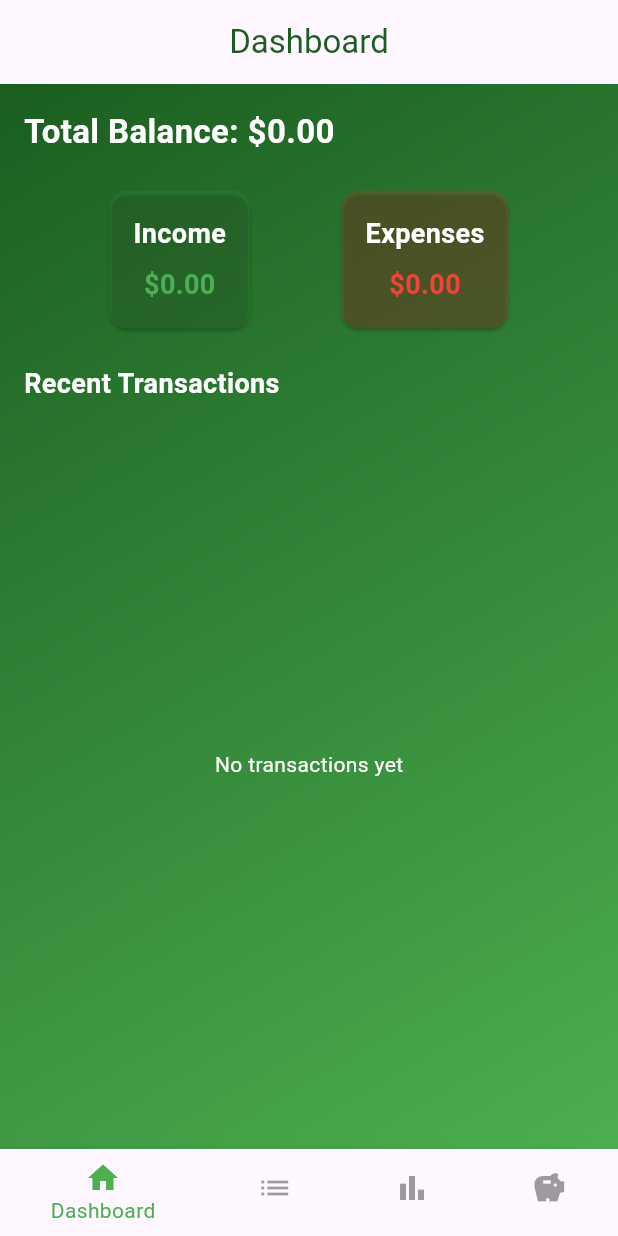
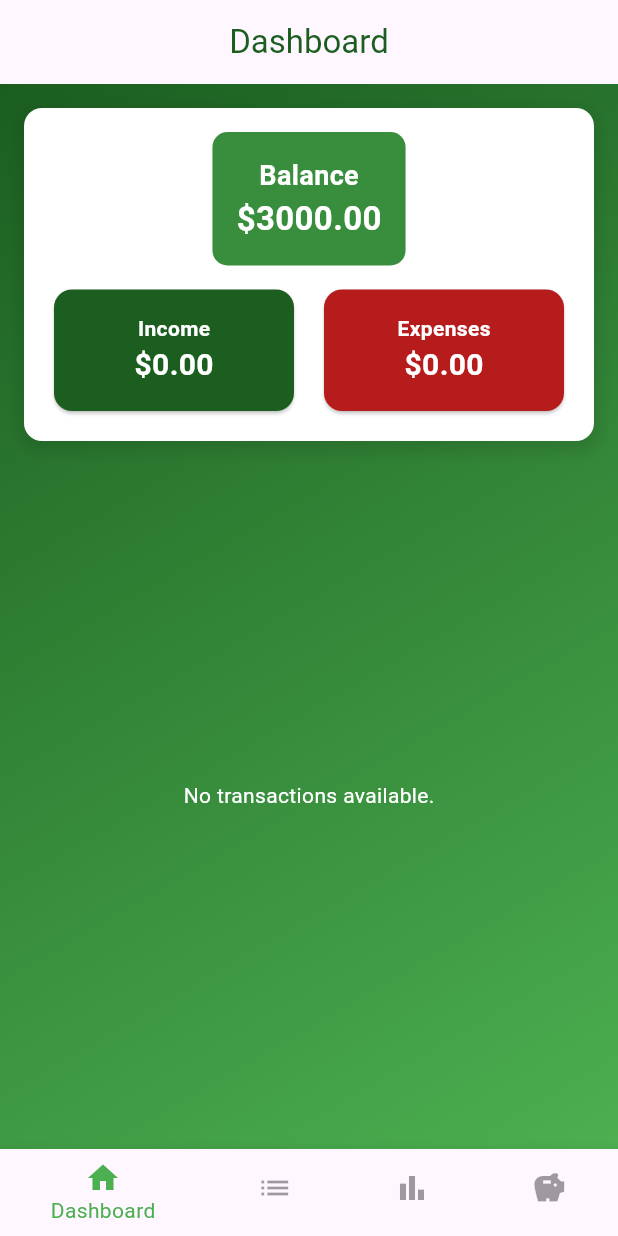
Before and after one commit to larissaa155/personal-finance, a Flutter app: the screen it shows after launch, on a phone screen of 412 x 824 dp. Run offline on Flutter 3.47's test engine with Material 3 defaults, Android fonts, the phone set to English and light mode, and no system bars; our stand-ins replace fl_chart, sqflite; accounts and stored records are empty.

Commit message:
Finished dashboard screen, and added delete transactions feature

```diff
--- a/lib/dashboard_screen.dart
+++ b/lib/dashboard_screen.dart
@@ -2,6 +2,7 @@ import 'package:flutter/material.dart';
 import 'gradient_background.dart';
 import 'database_helper.dart';
 import 'transaction.dart';
+import 'package:fl_chart/fl_chart.dart';
 
 class DashboardScreen extends StatefulWidget {
   const DashboardScreen({super.key});
@@ -11,124 +12,204 @@ class DashboardScreen extends StatefulWidget {
 }
 
 class _DashboardScreenState extends State<DashboardScreen> {
-  int _selectedIndex = 0;
-  double totalIncome = 0;
-  double totalExpenses = 0;
-  List<Transaction> recentTransactions = [];
+  List<Transaction> _transactions = [];
+  double _balance = 3000.0;
+  double _income = 0.0;
+  double _expenses = 0.0;
+  Map<String, double> _expenseCategories = {};
+
+  final Map<String, Color> categoryColors = {
+    "Food": Colors.red,
+    "Shopping": Colors.blue,
+    "Entertainment": Colors.purple,
+    "Transport": Colors.orange,
+    "Bills": Colors.green,
+    "Others": Colors.grey,
+  };
 
   @override
   void initState() {
     super.initState();
-    _loadDashboardData();
+    _loadTransactions();
   }
 
-  Future<void> _loadDashboardData() async {
+  Future<void> _loadTransactions() async {
     final transactions = await DatabaseHelper().getTransactions();
-    double income = 0;
-    double expenses = 0;
+    double income = 0.0;
+    double expenses = 0.0;
+    Map<String, double> expenseCategories = {};
 
     for (var transaction in transactions) {
       if (transaction.type == "Income") {
         income += transaction.amount;
       } else {
         expenses += transaction.amount;
+        expenseCategories[transaction.category] =
+            (expenseCategories[transaction.category] ?? 0) + transaction.amount;
       }
     }
 
     setState(() {
-      totalIncome = income;
-      totalExpenses = expenses;
-      recentTransactions = transactions.take(3).toList();
+      _transactions = transactions;
+      _income = income;
+      _expenses = expenses;
+      _balance = 3000.0 + income - expenses;
+      _expenseCategories = expenseCategories;
     });
   }
 
   @override
   Widget build(BuildContext context) {
     return Scaffold(
-      appBar: AppBar(title: Text('Dashboard', style: TextStyle(color: Colors.green[900])), centerTitle: true),
+      appBar: AppBar(
+        title: Text('Dashboard', style: TextStyle(color: Colors.green[900])),
+        centerTitle: true,
+      ),
       body: GradientBackground(
         child: Padding(
           padding: const EdgeInsets.all(16.0),
           child: Column(
-            crossAxisAlignment: CrossAxisAlignment.start,
             children: [
-              Text(
-                'Total Balance: \$${(totalIncome - totalExpenses).toStringAsFixed(2)}',
-                style: const TextStyle(fontSize: 22, fontWeight: FontWeight.bold, color: Colors.white),
+              Container(
+                padding: const EdgeInsets.all(16),
+                decoration: BoxDecoration(
+                  color: Colors.white,
+                  borderRadius: BorderRadius.circular(12),
+                  boxShadow: [
+                    BoxShadow(
+                      color: Colors.black.withOpacity(0.1),
+                      blurRadius: 8,
+                      spreadRadius: 3,
+                      offset: const Offset(0, 4),
                     ),
-              const SizedBox(height: 20),
-
-              // Summary Cards for Income & Expenses
-              Row(
-                mainAxisAlignment: MainAxisAlignment.spaceEvenly,
-                children: [
-                  _summaryCard('Income', '\$${totalIncome.toStringAsFixed(2)}', Colors.green),
-                  _summaryCard('Expenses', '\$${totalExpenses.toStringAsFixed(2)}', Colors.red),
                   ],
                 ),
-              const SizedBox(height: 20),
-
-              // Recent Transactions
-              const Text('Recent Transactions', style: TextStyle(fontSize: 18, fontWeight: FontWeight.bold, color: Colors.white)),
-              Expanded(
-                child: recentTransactions.isEmpty
-                    ? const Center(child: Text('No transactions yet', style: TextStyle(color: Colors.white)))
-                    : ListView.builder(
-                  itemCount: recentTransactions.length,
-                  itemBuilder: (context, index) {
-                    final transaction = recentTransactions[index];
-                    return ListTile(
-                      leading: Icon(
-                        transaction.type == "Income" ? Icons.arrow_downward : Icons.arrow_upward,
-                        color: transaction.type == "Income" ? Colors.green : Colors.red,
+                child: Column(
+                  children: [
+                    Container(
+                      padding: const EdgeInsets.all(16),
+                      margin: const EdgeInsets.only(bottom: 12),
+                      decoration: BoxDecoration(
+                        color: Colors.green.shade700,
+                        borderRadius: BorderRadius.circular(10),
                       ),
-                      title: Text(transaction.title, style: const TextStyle(color: Colors.white)),
-                      subtitle: Text(transaction.category, style: const TextStyle(color: Colors.white70)),
-                      trailing: Text(
-                        '${transaction.type == "Income" ? "+" : "-"}\$${transaction.amount.toStringAsFixed(2)}',
+                      child: Column(
+                        children: [
+                          const Text(
+                            'Balance',
                             style: TextStyle(
-                          color: transaction.type == "Income" ? Colors.green : Colors.red,
+                              color: Colors.white,
+                              fontWeight: FontWeight.bold,
+                              fontSize: 18,
+                            ),
+                          ),
+                          Text(
+                            '\$${_balance.toStringAsFixed(2)}',
+                            style: const TextStyle(
+                              color: Colors.white,
+                              fontSize: 22,
                               fontWeight: FontWeight.bold,
                             ),
                           ),
-                    );
-                  },
+                        ],
+                      ),
+                    ),
+                    Row(
+                      mainAxisAlignment: MainAxisAlignment.spaceBetween,
+                      children: [
+                        _buildInfoCard("Income", _income, Colors.green.shade900),
+                        const SizedBox(width: 12),
+                        _buildInfoCard("Expenses", _expenses, Colors.red.shade900),
+                      ],
+                    ),
+                  ],
+                ),
+              ),
+              const SizedBox(height: 16),
+              Expanded(
+                child: _transactions.isEmpty
+                    ? const Center(
+                  child: Text(
+                    'No transactions available.',
+                    style: TextStyle(color: Colors.white),
+                  ),
+                )
+                    : Container(
+                  padding: const EdgeInsets.all(16),
+                  decoration: BoxDecoration(
+                    color: Colors.white,
+                    borderRadius: BorderRadius.circular(10),
+                    boxShadow: [
+                      BoxShadow(
+                        color: Colors.black.withOpacity(0.1),
+                        blurRadius: 5,
+                        spreadRadius: 2,
+                      ),
+                    ],
+                  ),
+                  child: Column(
+                    children: [
+                      const Text(
+                        'Expense by Category',
+                        style: TextStyle(
+                          fontSize: 18,
+                          fontWeight: FontWeight.bold,
+                          color: Colors.black87,
+                        ),
+                      ),
+                      const SizedBox(height: 10),
+                      SizedBox(
+                        height: 200,
+                        child: PieChartWidget(
+                          expenseCategories: _expenseCategories,
+                          categoryColors: categoryColors,
+                        ),
+                      ),
+                      const SizedBox(height: 10),
+                      _buildExpenseLegend(),
+                    ],
+                  ),
                 ),
               ),
             ],
           ),
         ),
       ),
-      bottomNavigationBar: _buildBottomNavBar(context, _selectedIndex),
+      bottomNavigationBar: _buildBottomNavBar(context),
     );
   }
-  Widget _summaryCard(String title, String amount, Color color) {
-    return Card(
-      color: color.withOpacity(0.2),
+
+  Widget _buildInfoCard(String title, double amount, Color color) {
+    return Expanded(
+      child: Card(
+        color: color,
         child: Padding(
-        padding: const EdgeInsets.all(16.0),
+          padding: const EdgeInsets.all(16),
           child: Column(
             children: [
-            Text(title, style: const TextStyle(fontSize: 18, fontWeight: FontWeight.bold, color: Colors.white)),
-            const SizedBox(height: 8),
-            Text(amount, style: TextStyle(fontSize: 18, color: color, fontWeight: FontWeight.bold)),
+              Text(
+                title,
+                style: const TextStyle(color: Colors.white, fontWeight: FontWeight.bold),
+              ),
+              Text(
+                '\$${amount.toStringAsFixed(2)}',
+                style: const TextStyle(color: Colors.white, fontSize: 20, fontWeight: FontWeight.bold),
+              ),
             ],
+          ),
         ),
       ),
     );
   }
-  Widget _buildBottomNavBar(BuildContext context, int currentIndex) {
+
+  Widget _buildBottomNavBar(BuildContext context) {
     return BottomNavigationBar(
       backgroundColor: Colors.blueGrey[900],
       selectedItemColor: Colors.green,
       unselectedItemColor: Colors.black38,
-      currentIndex: currentIndex,
+      currentIndex: 0,
       onTap: (index) {
-        if (index != currentIndex) {
         switch (index) {
-            case 0:
-              Navigator.pushReplacementNamed(context, '/');
-              break;
           case 1:
             Navigator.pushReplacementNamed(context, '/transactions');
             break;
@@ -139,26 +220,69 @@ class _DashboardScreenState extends State<DashboardScreen> {
             Navigator.pushReplacementNamed(context, '/savings');
             break;
         }
-        }
       },
       items: const [
-        BottomNavigationBarItem(
-          icon: Icon(Icons.home),
-          label: 'Dashboard',
-        ),
-        BottomNavigationBarItem(
-          icon: Icon(Icons.list),
-          label: 'Transactions',
-        ),
-        BottomNavigationBarItem(
-          icon: Icon(Icons.bar_chart),
-          label: 'Reports',
-        ),
-        BottomNavigationBarItem(
-          icon: Icon(Icons.savings),
-          label: 'Savings',
-        ),
+        BottomNavigationBarItem(icon: Icon(Icons.home), label: 'Dashboard'),
+        BottomNavigationBarItem(icon: Icon(Icons.list), label: 'Transactions'),
+        BottomNavigationBarItem(icon: Icon(Icons.bar_chart), label: 'Reports'),
+        BottomNavigationBarItem(icon: Icon(Icons.savings), label: 'Savings'),
       ],
     );
   }
+
+  Widget _buildExpenseLegend() {
+    double total = _expenseCategories.values.fold(0, (sum, amount) => sum + amount);
+    if (total == 0) return const SizedBox.shrink();
+
+    return Column(
+      children: _expenseCategories.entries.map((entry) {
+        double percentage = (entry.value / total) * 100;
+        return Padding(
+          padding: const EdgeInsets.symmetric(vertical: 4),
+          child: Row(
+            children: [
+              Container(
+                width: 16,
+                height: 16,
+                decoration: BoxDecoration(
+                  color: categoryColors[entry.key] ?? Colors.grey,
+                  shape: BoxShape.circle,
+                ),
+              ),
+              const SizedBox(width: 8),
+              Text(
+                '${entry.key}: ${percentage.toStringAsFixed(1)}%',
+                style: const TextStyle(fontSize: 14, fontWeight: FontWeight.bold, color: Colors.black87),
+              ),
+            ],
+          ),
+        );
+      }).toList(),
+    );
   }
+}
+
+class PieChartWidget extends StatelessWidget {
+  final Map<String, double> expenseCategories;
+  final Map<String, Color> categoryColors;
+
+  const PieChartWidget({super.key, required this.expenseCategories, required this.categoryColors});
+
+  @override
+  Widget build(BuildContext context) {
+    return PieChart(
+      PieChartData(
+        sections: expenseCategories.entries.map((entry) {
+          return PieChartSectionData(
+            value: entry.value,
+            color: categoryColors[entry.key] ?? Colors.grey,
+            radius: 50,
+            titleStyle: const TextStyle(color: Colors.transparent),
+          );
+        }).toList(),
+        sectionsSpace: 2,
+        centerSpaceRadius: 40,
+      ),
+    );
+  }
+}
--- a/lib/database_helper.dart
+++ b/lib/database_helper.dart
@@ -64,6 +64,10 @@ class DatabaseHelper {
     return await db.insert(savingsTable, goal.toMap());
   }
 
+  Future<void> deleteAllTransactions() async {
+    final db = await database;
+    await db.delete('transactions');
+  }
 
   Future<List<SavingsGoal>> getSavingsGoals() async {
     final db = await database;
```
Also changed, not shown: lib/transactions_screen.dart (+66 -7 lines). Lines whose indentation alone changed are shown as unchanged.
